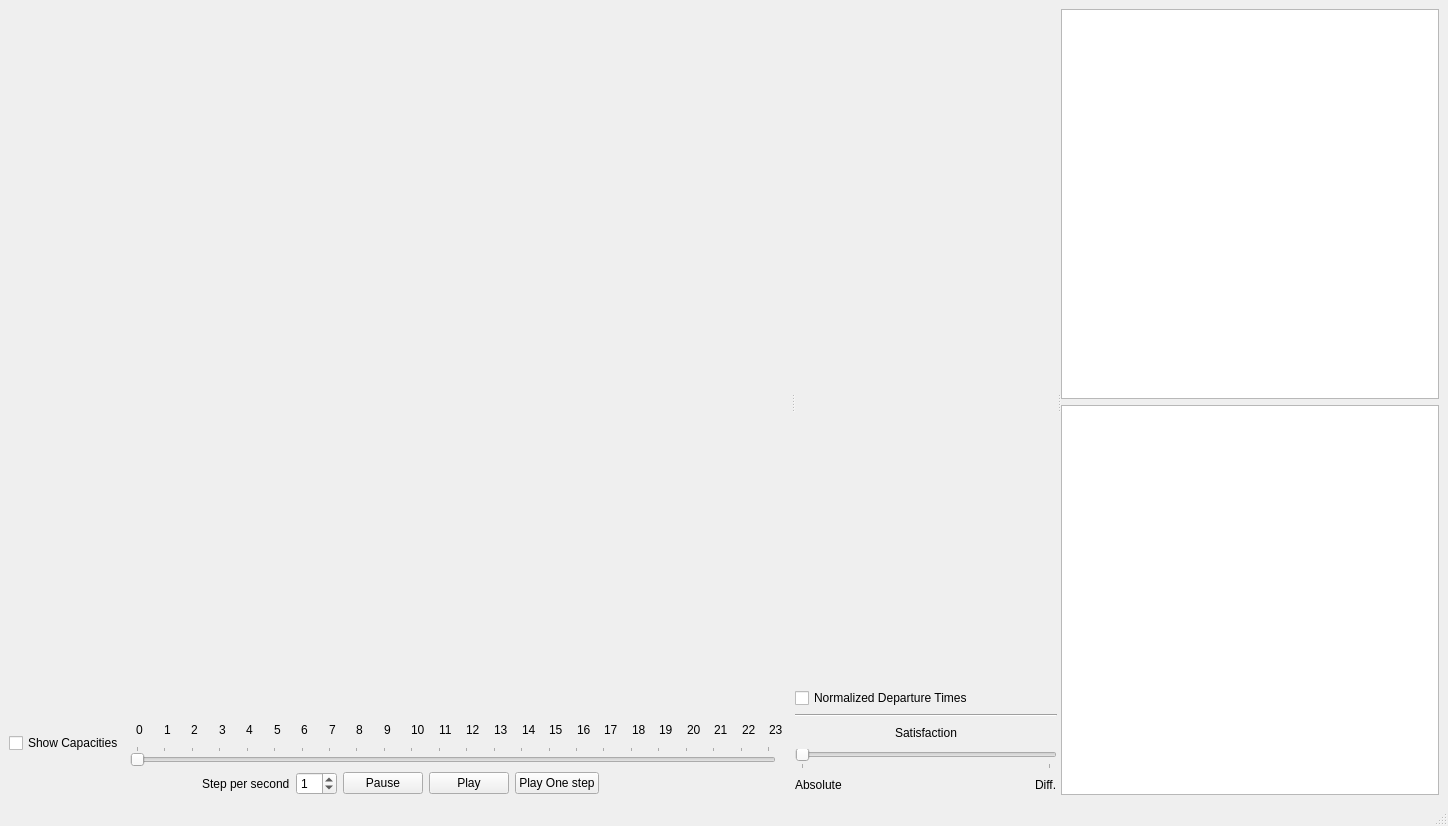
Old version of the form story_maker/interface_template_new.ui in the repository ELSA-Project/ELSA-ABM-StratS.
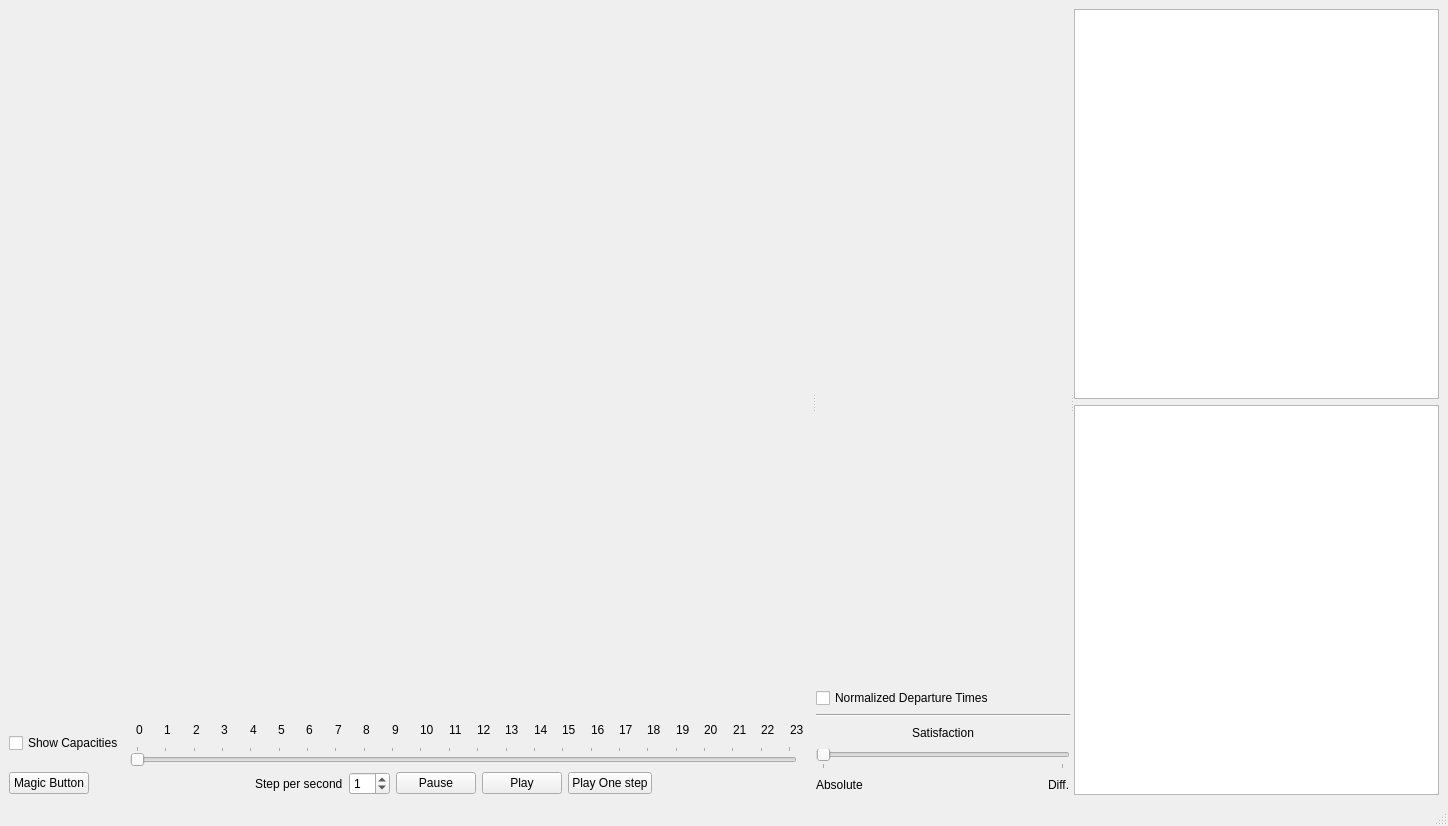
New version of the form.

Commit message: Fixed a few things in the interface, added a magic button for debug.

```diff
--- a/story_maker/interface_template_new.ui
+++ b/story_maker/interface_template_new.ui
@@ -23,9 +23,7 @@
       <widget class="QWidget" name="verticalLayoutWidget_2">
        <layout class="QVBoxLayout" name="verticalLayout_4">
         <item>
-         <widget class="QWidget" name="main_frame" native="true">
-          <zorder>textBrowser</zorder>
-         </widget>
+         <widget class="QWidget" name="main_frame" native="true"/>
         </item>
         <item>
          <layout class="QGridLayout" name="gridLayout">
@@ -271,6 +269,13 @@
         </item>
         <item>
          <layout class="QHBoxLayout" name="horizontalLayout_2">
+          <item>
+           <widget class="QPushButton" name="magicButton">
+            <property name="text">
+             <string>Magic Button</string>
+            </property>
+           </widget>
+          </item>
           <item>
            <spacer name="horizontalSpacer_3">
             <property name="orientation">
@@ -342,9 +347,7 @@
          <widget class="QWidget" name="departureTimes" native="true"/>
         </item>
         <item>
-         <widget class="QWidget" name="satisfaction" native="true">
-          <zorder>label_11</zorder>
-         </widget>
+         <widget class="QWidget" name="satisfaction" native="true"/>
         </item>
         <item>
          <widget class="QCheckBox" name="normalized">
```
Left out of the diff: 4 changed lines with no effect on the pictures. The commit also changes 3 other files.
